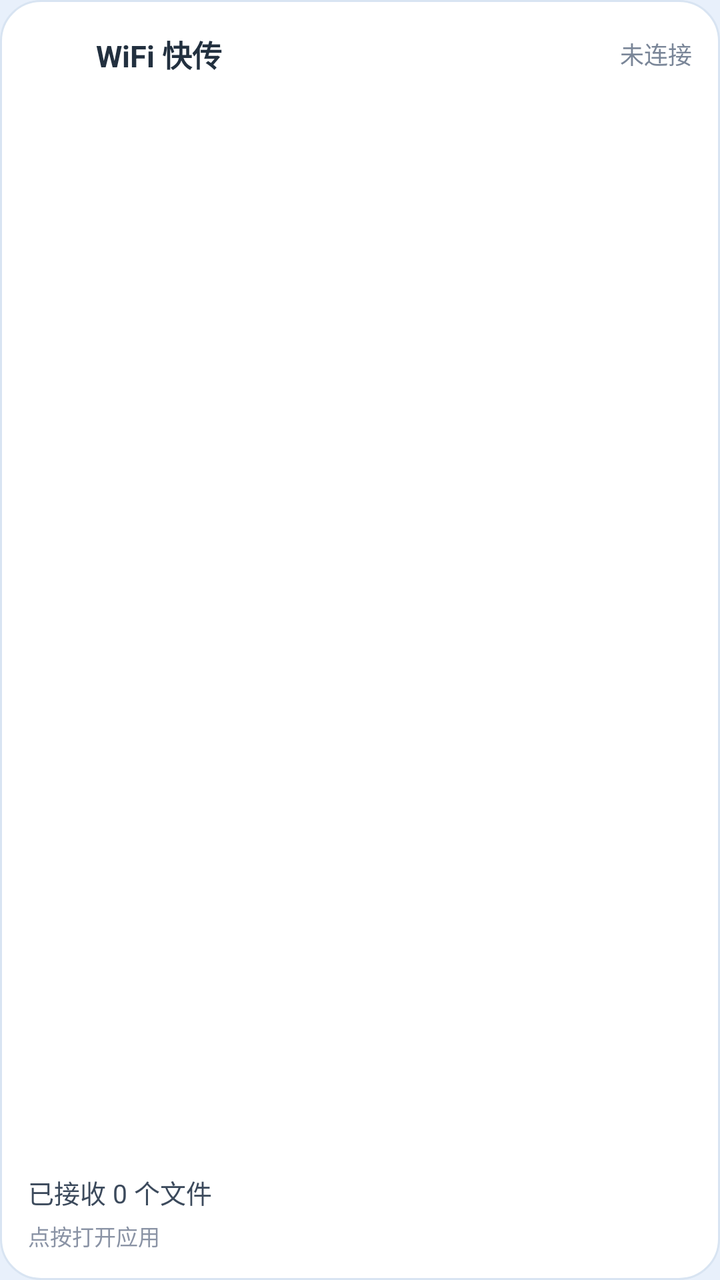
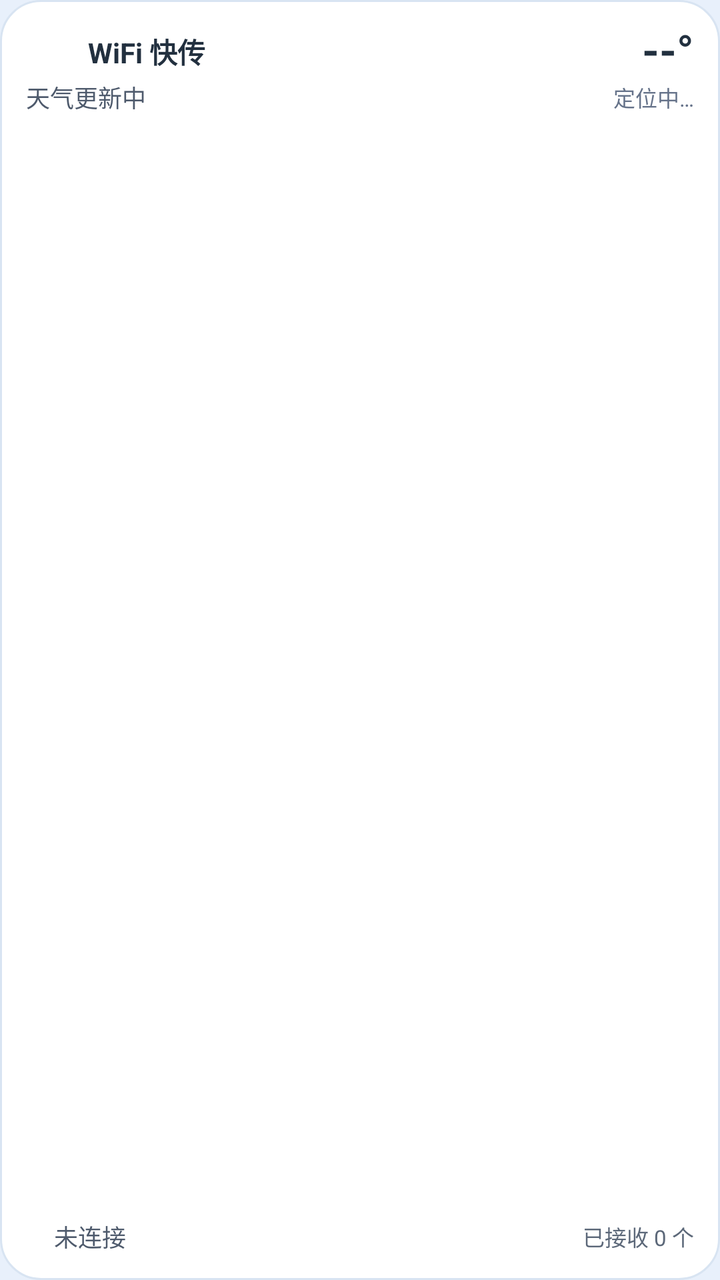

Screens rendered from an Android XML layout before and after an edit, with the pre-edit source and the edit as a unified diff.
<!-- AndroidManifest.xml: application theme Theme.Myzuoye -->
<!-- res/layout/widget_transfer.xml -->
<?xml version="1.0" encoding="utf-8"?>
<LinearLayout xmlns:android="http://schemas.android.com/apk/res/android"
    android:id="@+id/widgetRoot"
    android:layout_width="match_parent"
    android:layout_height="match_parent"
    android:background="@drawable/widget_bg"
    android:orientation="vertical"
    android:padding="14dp">

    
    <LinearLayout
        android:layout_width="match_parent"
        android:layout_height="wrap_content"
        android:gravity="center_vertical"
        android:orientation="horizontal">

        <ImageView
            android:id="@+id/widgetIcon"
            android:layout_width="26dp"
            android:layout_height="26dp"
            android:contentDescription="@string/widget_title"
            android:src="@mipmap/ic_launcher_round_my" />

        <TextView
            android:id="@+id/widgetTitle"
            android:layout_width="0dp"
            android:layout_height="wrap_content"
            android:layout_marginStart="8dp"
            android:layout_weight="1"
            android:ellipsize="end"
            android:maxLines="1"
            android:text="@string/widget_title"
            android:textColor="#22303F"
            android:textSize="15sp"
            android:textStyle="bold" />

        <ImageView
            android:id="@+id/widgetDot"
            android:layout_width="10dp"
            android:layout_height="10dp"
            android:contentDescription="@string/widget_status_label"
            android:src="@drawable/widget_dot" />

        <TextView
            android:id="@+id/widgetStatus"
            android:layout_width="wrap_content"
            android:layout_height="wrap_content"
            android:layout_marginStart="5dp"
            android:maxLines="1"
            android:text="@string/widget_status_disconnected"
            android:textColor="#7A8698"
            android:textSize="12sp" />
    </LinearLayout>

    
    <TextView
        android:layout_width="match_parent"
        android:layout_height="0dp"
        android:layout_weight="1" />

    
    <TextView
        android:id="@+id/widgetReceived"
        android:layout_width="match_parent"
        android:layout_height="wrap_content"
        android:ellipsize="end"
        android:maxLines="1"
        android:text="@string/widget_received_zero"
        android:textColor="#3C4A5C"
        android:textSize="13sp" />

    
    <TextView
        android:id="@+id/widgetHint"
        android:layout_width="match_parent"
        android:layout_height="wrap_content"
        android:layout_marginTop="4dp"
        android:ellipsize="end"
        android:maxLines="1"
        android:text="@string/widget_hint"
        android:textColor="#8A93A5"
        android:textSize="11sp" />
</LinearLayout>
<!-- resources referenced by this layout -->
<resources>
  <!-- drawable widget_bg (drawable) -->
  <?xml version="1.0" encoding="utf-8"?>
  <shape xmlns:android="http://schemas.android.com/apk/res/android"
      android:shape="rectangle">
      <solid android:color="#FFFFFF" />
      <corners android:radius="20dp" />
      <stroke
          android:width="1dp"
          android:color="#D8E4F2" />
  </shape>
  <!-- drawable widget_dot (drawable) -->
  <?xml version="1.0" encoding="utf-8"?>
  <shape xmlns:android="http://schemas.android.com/apk/res/android"
      android:shape="oval">
      <solid android:color="#FFFFFF" />
      <size
          android:width="10dp"
          android:height="10dp" />
  </shape>
  <!-- mipmap ic_launcher_round_my (mipmap-anydpi-v26) -->
  <?xml version="1.0" encoding="utf-8"?>
  <adaptive-icon xmlns:android="http://schemas.android.com/apk/res/android">
      <background android:drawable="@android:color/black" />
      <foreground android:drawable="@drawable/ic_launcher_tofu_fg" />
      <monochrome android:drawable="@drawable/ic_launcher_tofu_mono" />
  </adaptive-icon>
  <string name="widget_hint">点按打开应用</string>
  <string name="widget_received_zero">已接收 0 个文件</string>
  <string name="widget_status_disconnected">未连接</string>
  <string name="widget_status_label">连接状态</string>
  <string name="widget_title">WiFi 快传</string>
  <style name="Theme.Myzuoye" parent="Base.Theme.Myzuoye" />
  <!-- drawable ic_launcher_tofu_fg: png bitmap (drawable-nodpi, 136546 bytes) -->
  <!-- drawable ic_launcher_tofu_mono: png bitmap (drawable-nodpi, 3709 bytes) -->
  <style name="Base.Theme.Myzuoye" parent="Theme.Material3.DayNight.NoActionBar">
          <item name="colorPrimary">@color/primary</item>
          <item name="colorSecondary">@color/primary_light</item>
          <item name="android:windowBackground">@color/bg_grad_top</item>
      </style>
  <color name="primary">#2E7BD6</color>
  <color name="primary_light">#5A9BE8</color>
  <color name="bg_grad_top">#E8F0FB</color>
</resources>

<!-- the commit's change to res/layout/widget_transfer.xml (unified diff, before → after) -->
@@ -1,83 +1,147 @@
 <?xml version="1.0" encoding="utf-8"?>
-<LinearLayout xmlns:android="http://schemas.android.com/apk/res/android"
+<FrameLayout xmlns:android="http://schemas.android.com/apk/res/android"
     android:id="@+id/widgetRoot"
     android:layout_width="match_parent"
     android:layout_height="match_parent"
-    android:background="@drawable/widget_bg"
-    android:orientation="vertical"
-    android:padding="14dp">
+    android:background="@drawable/widget_bg">
 
     
+    <ImageView
+        android:id="@+id/widgetScene"
+        android:layout_width="match_parent"
+        android:layout_height="match_parent"
+        android:importantForAccessibility="no"
+        android:scaleType="fitXY" />
+
+    
+    <ImageView
+        android:id="@+id/widgetCelestial"
+        android:layout_width="100dp"
+        android:layout_height="100dp"
+        android:layout_gravity="end|center_vertical"
+        android:layout_marginEnd="10dp"
+        android:importantForAccessibility="no"
+        android:scaleType="fitCenter" />
+
     <LinearLayout
         android:layout_width="match_parent"
-        android:layout_height="wrap_content"
-        android:gravity="center_vertical"
-        android:orientation="horizontal">
+        android:layout_height="match_parent"
+        android:orientation="vertical"
+        android:padding="13dp">
 
-        <ImageView
-            android:id="@+id/widgetIcon"
-            android:layout_width="26dp"
-            android:layout_height="26dp"
-            android:contentDescription="@string/widget_title"
-            android:src="@mipmap/ic_launcher_round_my" />
+        
+        <LinearLayout
+            android:layout_width="match_parent"
+            android:layout_height="wrap_content"
+            android:gravity="center_vertical"
+            android:orientation="horizontal">
 
+            <ImageView
+                android:id="@+id/widgetIcon"
+                android:layout_width="24dp"
+                android:layout_height="24dp"
+                android:contentDescription="@string/widget_title"
+                android:src="@mipmap/ic_launcher_round_my" />
+
+            <TextView
+                android:id="@+id/widgetTitle"
+                android:layout_width="0dp"
+                android:layout_height="wrap_content"
+                android:layout_marginStart="7dp"
+                android:layout_weight="1"
+                android:ellipsize="end"
+                android:maxLines="1"
+                android:text="@string/widget_title"
+                android:textColor="#22303F"
+                android:textSize="14sp"
+                android:textStyle="bold" />
+
+            <TextView
+                android:id="@+id/widgetTemp"
+                android:layout_width="wrap_content"
+                android:layout_height="wrap_content"
+                android:layout_marginStart="4dp"
+                android:includeFontPadding="false"
+                android:maxLines="1"
+                android:text="@string/widget_temp_unknown"
+                android:textColor="#22303F"
+                android:textSize="22sp"
+                android:textStyle="bold" />
+        </LinearLayout>
+
+        
+        <LinearLayout
+            android:layout_width="match_parent"
+            android:layout_height="wrap_content"
+            android:layout_marginTop="1dp"
+            android:gravity="center_vertical"
+            android:orientation="horizontal">
+
+            <TextView
+                android:id="@+id/widgetCondition"
+                android:layout_width="0dp"
+                android:layout_height="wrap_content"
+                android:layout_weight="1"
+                android:ellipsize="end"
+                android:maxLines="1"
+                android:text="@string/widget_weather_loading"
+                android:textColor="#4E5A6C"
+                android:textSize="12sp" />
+
+            <TextView
+                android:id="@+id/widgetCity"
+                android:layout_width="wrap_content"
+                android:layout_height="wrap_content"
+                android:layout_marginStart="6dp"
+                android:ellipsize="end"
+                android:maxLines="1"
+                android:text="@string/widget_weather_locating"
+                android:textColor="#66738A"
+                android:textSize="11sp" />
+        </LinearLayout>
+
+        
         <TextView
-            android:id="@+id/widgetTitle"
-            android:layout_width="0dp"
+            android:layout_width="match_parent"
+            android:layout_height="0dp"
+            android:layout_weight="1" />
+
+        
+        <LinearLayout
+            android:layout_width="match_parent"
             android:layout_height="wrap_content"
-            android:layout_marginStart="8dp"
-            android:layout_weight="1"
-            android:ellipsize="end"
-            android:maxLines="1"
-            android:text="@string/widget_title"
-            android:textColor="#22303F"
-            android:textSize="15sp"
-            android:textStyle="bold" />
+            android:gravity="center_vertical"
+            android:orientation="horizontal">
 
-        <ImageView
-            android:id="@+id/widgetDot"
-            android:layout_width="10dp"
-            android:layout_height="10dp"
-            android:contentDescription="@string/widget_status_label"
-            android:src="@drawable/widget_dot" />
+            <ImageView
+                android:id="@+id/widgetDot"
+                android:layout_width="9dp"
+                android:layout_height="9dp"
+                android:contentDescription="@string/widget_status_label"
+                android:src="@drawable/widget_dot" />
 
-        <TextView
-            android:id="@+id/widgetStatus"
-            android:layout_width="wrap_content"
-            android:layout_height="wrap_content"
-            android:layout_marginStart="5dp"
-            android:maxLines="1"
-            android:text="@string/widget_status_disconnected"
-            android:textColor="#7A8698"
-            android:textSize="12sp" />
+            <TextView
+                android:id="@+id/widgetStatus"
+                android:layout_width="wrap_content"
+                android:layout_height="wrap_content"
+                android:layout_marginStart="5dp"
+                android:maxLines="1"
+                android:text="@string/widget_status_disconnected"
+                android:textColor="#4E5A6C"
+                android:textSize="12sp" />
+
+            <TextView
+                android:id="@+id/widgetReceived"
+                android:layout_width="0dp"
+                android:layout_height="wrap_content"
+                android:layout_marginStart="6dp"
+                android:layout_weight="1"
+                android:ellipsize="end"
+                android:gravity="end"
+                android:maxLines="1"
+                android:text="@string/widget_received_zero"
+                android:textColor="#5C6879"
+                android:textSize="11sp" />
+        </LinearLayout>
     </LinearLayout>
-
-    
-    <TextView
-        android:layout_width="match_parent"
-        android:layout_height="0dp"
-        android:layout_weight="1" />
-
-    
-    <TextView
-        android:id="@+id/widgetReceived"
-        android:layout_width="match_parent"
-        android:layout_height="wrap_content"
-        android:ellipsize="end"
-        android:maxLines="1"
-        android:text="@string/widget_received_zero"
-        android:textColor="#3C4A5C"
-        android:textSize="13sp" />
-
-    
-    <TextView
-        android:id="@+id/widgetHint"
-        android:layout_width="match_parent"
-        android:layout_height="wrap_content"
-        android:layout_marginTop="4dp"
-        android:ellipsize="end"
-        android:maxLines="1"
-        android:text="@string/widget_hint"
-        android:textColor="#8A93A5"
-        android:textSize="11sp" />
-</LinearLayout>
+</FrameLayout>
<!-- resource entries referenced after the edit -->
@@ -26,11 +26,13 @@
       <foreground android:drawable="@drawable/ic_launcher_tofu_fg" />
       <monochrome android:drawable="@drawable/ic_launcher_tofu_mono" />
   </adaptive-icon>
-  <string name="widget_hint">点按打开应用</string>
-  <string name="widget_received_zero">已接收 0 个文件</string>
+  <string name="widget_received_zero">已接收 0 个</string>
   <string name="widget_status_disconnected">未连接</string>
   <string name="widget_status_label">连接状态</string>
+  <string name="widget_temp_unknown">--°</string>
   <string name="widget_title">WiFi 快传</string>
+  <string name="widget_weather_loading">天气更新中</string>
+  <string name="widget_weather_locating">定位中…</string>
   <style name="Theme.Myzuoye" parent="Base.Theme.Myzuoye" />
   <!-- drawable ic_launcher_tofu_fg: png bitmap (drawable-nodpi, 136546 bytes) -->
   <!-- drawable ic_launcher_tofu_mono: png bitmap (drawable-nodpi, 3709 bytes) -->
